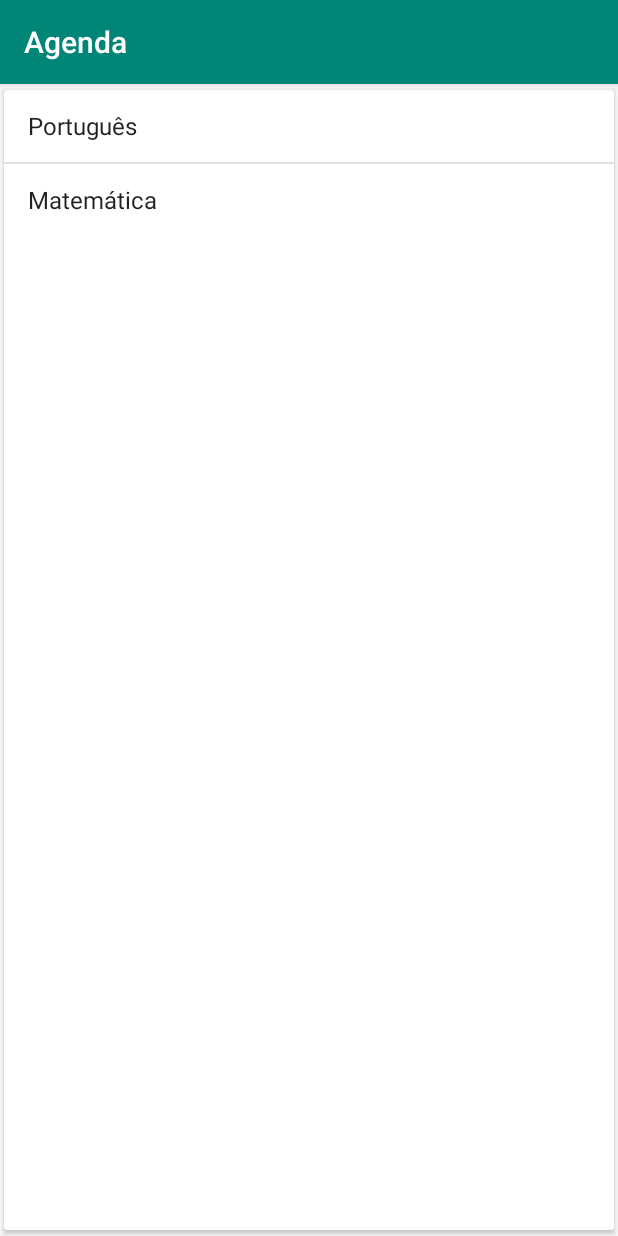
After one commit to renanparis/Agenda_Alura, an Android app: the TestActivity screen opened directly, with no data from a screen before it, on a phone screen of 412 x 824 dp. The commit adds this screen. Run offline under Robolectric (Android 15) with nearby library versions, the phone set to English and light mode, and no system bars.

Commit message:
Nova tela de lista de provas

```diff
--- a/app/build.gradle
+++ b/app/build.gradle
@@ -19,10 +19,11 @@ android {
 }
 
 dependencies {
-    implementation fileTree(dir: 'libs', include: ['*.jar'])
+    implementation fileTree(include: ['*.jar'], dir: 'libs')
     implementation 'com.android.support:appcompat-v7:28.0.0'
     implementation 'com.android.support.constraint:constraint-layout:1.1.3'
     testImplementation 'junit:junit:4.12'
     androidTestImplementation 'com.android.support.test:runner:1.0.2'
     androidTestImplementation 'com.android.support.test.espresso:espresso-core:3.0.2'
+    implementation 'com.android.support:cardview-v7:28.0.0'
 }
--- /dev/null
+++ b/app/src/main/java/com/paris/agenda/modelo/Test.java
@@ -0,0 +1,47 @@
+package com.paris.agenda.modelo;
+
+import java.util.List;
+
+public class Test {
+
+    private String matter;
+    private String data;
+    private List themes;
+
+    public Test(String matter, String data, List themes) {
+        this.matter = matter;
+        this.data = data;
+        this.themes = themes;
+    }
+
+    public List getThemes() {
+        return themes;
+    }
+
+    public void setThemes(List themes) {
+        this.themes = themes;
+    }
+
+    public String getMatter() {
+        return matter;
+    }
+
+    public void setMatter(String matter) {
+        this.matter = matter;
+    }
+
+    public String getData() {
+        return data;
+    }
+
+    public void setData(String data) {
+        this.data = data;
+    }
+
+
+
+    @Override
+    public String toString() {
+        return this.matter;
+    }
+}
--- a/app/src/main/java/com/paris/agenda/ui/ListStudentsActivity.java
+++ b/app/src/main/java/com/paris/agenda/ui/ListStudentsActivity.java
@@ -60,6 +60,11 @@ public class ListStudentsActivity extends AppCompatActivity {
             case R.id.menu_list_students_send:
             new SendStudentTask(this).execute();
             break;
+
+            case R.id.menu_list_students_receiver:
+                Intent goToTest = new Intent(this, TestActivity.class);
+                startActivity(goToTest);
+                break;
         }
         return super.onOptionsItemSelected(item);
     }
--- /dev/null
+++ b/app/src/main/java/com/paris/agenda/ui/TestActivity.java
@@ -0,0 +1,60 @@
+package com.paris.agenda.ui;
+
+import android.support.v7.app.AppCompatActivity;
+import android.os.Bundle;
+import android.view.View;
+import android.widget.Adapter;
+import android.widget.AdapterView;
+import android.widget.ArrayAdapter;
+import android.widget.ListAdapter;
+import android.widget.ListView;
+import android.widget.Toast;
+
+import com.paris.agenda.R;
+import com.paris.agenda.modelo.Test;
+
+import java.lang.reflect.Array;
+import java.util.ArrayList;
+import java.util.List;
+
+public class TestActivity extends AppCompatActivity {
+
+    @Override
+    protected void onCreate(Bundle savedInstanceState) {
+        super.onCreate(savedInstanceState);
+        setContentView(R.layout.activity_test);
+
+        List<String> themesPortguese = new ArrayList<>();
+        List<String> themesMath = new ArrayList<>();
+        themesPortguese.add("Sujeito");
+        themesPortguese.add("Objeto");
+        themesPortguese.add("Predicado");
+        themesMath.add("Algebra");
+        themesMath.add("Matriz");
+        themesMath.add("Vetores");
+
+        List<Test> tests = new ArrayList<>();
+
+        Test portuguese = new Test("Português", "25/04/2019",themesPortguese );
+        Test math = new Test("Matemática", "26/04/2019", themesMath);
+
+        tests.add(portuguese);
+        tests.add(math);
+
+        ArrayAdapter<Test> adapter = new ArrayAdapter<>(this, android.R.layout.simple_list_item_1, tests);
+         ListView list = findViewById(R.id.activity_list_tests);
+         list.setAdapter(adapter);
+
+         list.setOnItemClickListener(new AdapterView.OnItemClickListener() {
+             @Override
+             public void onItemClick(AdapterView<?> parent, View view, int position, long id) {
+                 Test test = (Test) parent.getItemAtPosition(position);
+                 Toast.makeText(TestActivity.this, "A matéria " + test, Toast.LENGTH_SHORT).show();
+             }
+         });
+
+
+    }
+
+
+}
--- /dev/null
+++ b/app/src/main/res/layout/activity_test.xml
@@ -0,0 +1,16 @@
+<?xml version="1.0" encoding="utf-8"?>
+<android.support.v7.widget.CardView xmlns:android="http://schemas.android.com/apk/res/android"
+    android:layout_width="match_parent"
+    android:layout_height="match_parent"
+    xmlns:app="http://schemas.android.com/apk/res-auto"
+    app:elevation="8dp"
+    app:cardUseCompatPadding="true">
+
+
+    <ListView
+        android:layout_width="match_parent"
+        android:layout_height="wrap_content"
+        android:id="@+id/activity_list_tests">
+
+    </ListView>
+</android.support.v7.widget.CardView>
```
Also changed, not shown: app/src/main/AndroidManifest.xml (+6 -12 lines), app/src/main/res/menu/menu_list_students.xml (+8 -0 lines).
